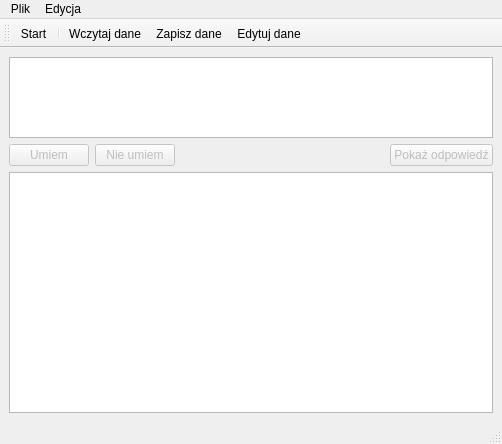
MarcinCz/Qt_Learner, file mainwindow.ui: the form before one commit.
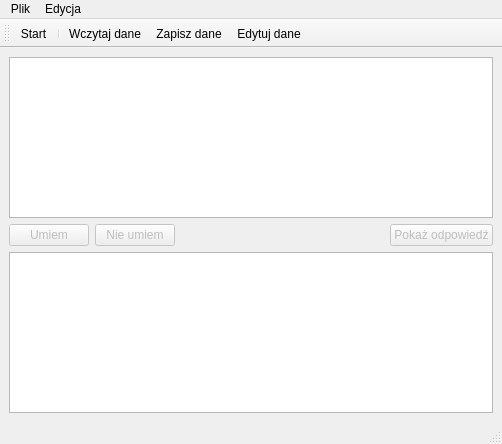
The form after the commit. Icons and pictures are not drawn.

What changed in the file:
```diff
--- a/mainwindow.ui
+++ b/mainwindow.ui
@@ -17,12 +17,18 @@
    <layout class="QVBoxLayout" name="verticalLayout">
     <item>
      <widget class="QPlainTextEdit" name="plainTextEdit_Question">
+      <property name="enabled">
+       <bool>true</bool>
+      </property>
       <property name="sizePolicy">
        <sizepolicy hsizetype="Expanding" vsizetype="Expanding">
         <horstretch>0</horstretch>
         <verstretch>1</verstretch>
        </sizepolicy>
       </property>
+      <property name="autoFillBackground">
+       <bool>false</bool>
+      </property>
       <property name="readOnly">
        <bool>true</bool>
       </property>
@@ -33,6 +39,9 @@
     </item>
     <item>
      <layout class="QHBoxLayout" name="horizontalLayout">
+      <property name="sizeConstraint">
+       <enum>QLayout::SetDefaultConstraint</enum>
+      </property>
       <item>
        <widget class="QPushButton" name="pushButtonKnow">
         <property name="enabled">
@@ -48,6 +57,18 @@
         <property name="enabled">
          <bool>false</bool>
         </property>
+        <property name="sizePolicy">
+         <sizepolicy hsizetype="Minimum" vsizetype="Expanding">
+          <horstretch>0</horstretch>
+          <verstretch>0</verstretch>
+         </sizepolicy>
+        </property>
+        <property name="sizeIncrement">
+         <size>
+          <width>0</width>
+          <height>0</height>
+         </size>
+        </property>
         <property name="text">
          <string>Nie umiem</string>
         </property>
@@ -83,7 +104,7 @@
       <property name="sizePolicy">
        <sizepolicy hsizetype="Expanding" vsizetype="Expanding">
         <horstretch>0</horstretch>
-        <verstretch>3</verstretch>
+        <verstretch>1</verstretch>
        </sizepolicy>
       </property>
       <property name="readOnly">
```
Left out of the diff: 17 changed lines with no effect on the pictures.
